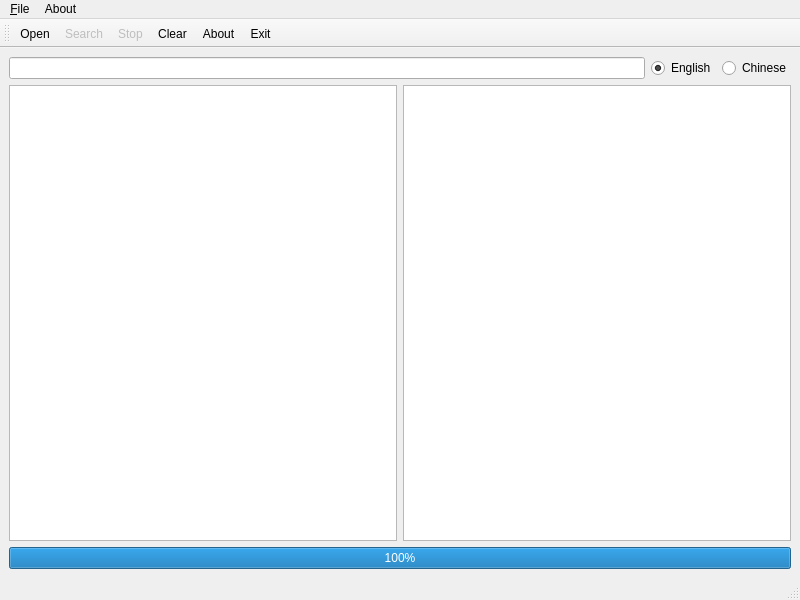
Before: the Qt Designer form main.ui in zsy056/nlp-tools, drawn with Qt 5.
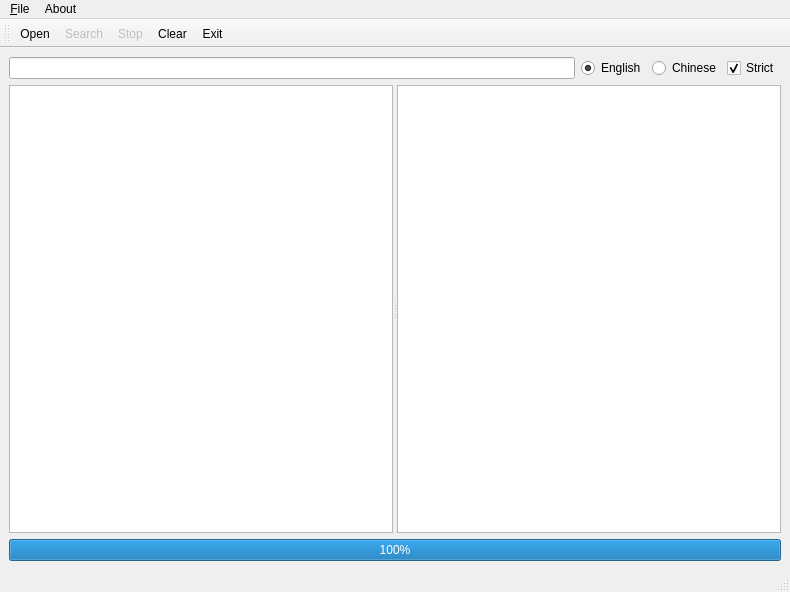
After: the same form once the commit is applied.

```diff
--- a/main.ui
+++ b/main.ui
@@ -6,24 +6,20 @@
    <rect>
     <x>0</x>
     <y>0</y>
-    <width>800</width>
-    <height>600</height>
+    <width>790</width>
+    <height>592</height>
    </rect>
   </property>
   <property name="windowTitle">
    <string>ReGui</string>
   </property>
   <widget class="QWidget" name="centralwidget">
-   <layout class="QVBoxLayout" name="verticalLayout_2">
-    <item>
      <layout class="QVBoxLayout" name="verticalLayout">
       <item>
-       <layout class="QHBoxLayout" name="horizontalLayout_2">
-        <item>
-         <widget class="QLineEdit" name="lineEdit"/>
-        </item>
-        <item>
          <layout class="QHBoxLayout" name="horizontalLayout">
+      <item>
+       <widget class="QLineEdit" name="lineEdit"/>
+      </item>
           <item>
            <widget class="QRadioButton" name="rbtn_eng">
             <property name="text">
@@ -47,26 +43,46 @@
             </attribute>
            </widget>
           </item>
-         </layout>
+      <item>
+       <widget class="QCheckBox" name="cbStrict">
+        <property name="text">
+         <string>Strict</string>
+        </property>
+        <property name="checked">
+         <bool>true</bool>
+        </property>
+       </widget>
         </item>
        </layout>
       </item>
       <item>
-       <layout class="QHBoxLayout" name="horizontalLayout_3">
-        <item>
+     <widget class="QSplitter" name="splitter">
+      <property name="sizePolicy">
+       <sizepolicy hsizetype="Expanding" vsizetype="Expanding">
+        <horstretch>0</horstretch>
+        <verstretch>0</verstretch>
+       </sizepolicy>
+      </property>
+      <property name="orientation">
+       <enum>Qt::Horizontal</enum>
+      </property>
          <widget class="QTableWidget" name="tw_eng">
           <attribute name="horizontalHeaderStretchLastSection">
            <bool>true</bool>
           </attribute>
           <attribute name="verticalHeaderStretchLastSection">
+        <bool>false</bool>
+       </attribute>
+      </widget>
+      <widget class="QTableWidget" name="tw_chn">
+       <attribute name="horizontalHeaderStretchLastSection">
            <bool>true</bool>
           </attribute>
-         </widget>
-        </item>
-        <item>
-         <widget class="QTableWidget" name="tw_chn"/>
-        </item>
-       </layout>
+       <attribute name="verticalHeaderStretchLastSection">
+        <bool>false</bool>
+       </attribute>
+      </widget>
+     </widget>
       </item>
       <item>
        <widget class="QProgressBar" name="progressBar">
@@ -76,15 +92,13 @@
        </widget>
       </item>
      </layout>
-    </item>
-   </layout>
   </widget>
   <widget class="QMenuBar" name="menubar">
    <property name="geometry">
     <rect>
      <x>0</x>
      <y>0</y>
-     <width>800</width>
+     <width>790</width>
      <height>24</height>
     </rect>
    </property>
@@ -128,7 +142,6 @@
    <addaction name="action_search"/>
    <addaction name="action_stop"/>
    <addaction name="action_clear"/>
-   <addaction name="action_about"/>
    <addaction name="action_exit_2"/>
   </widget>
   <action name="action_open">
```
Lines whose indentation alone changed are shown as unchanged.
